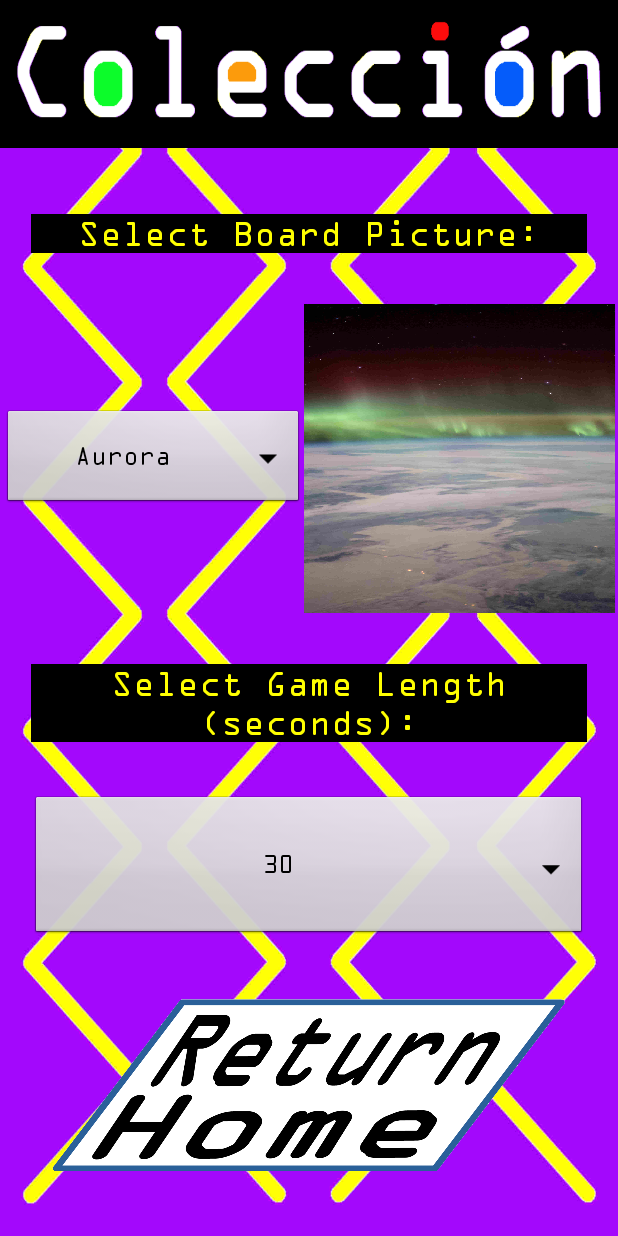
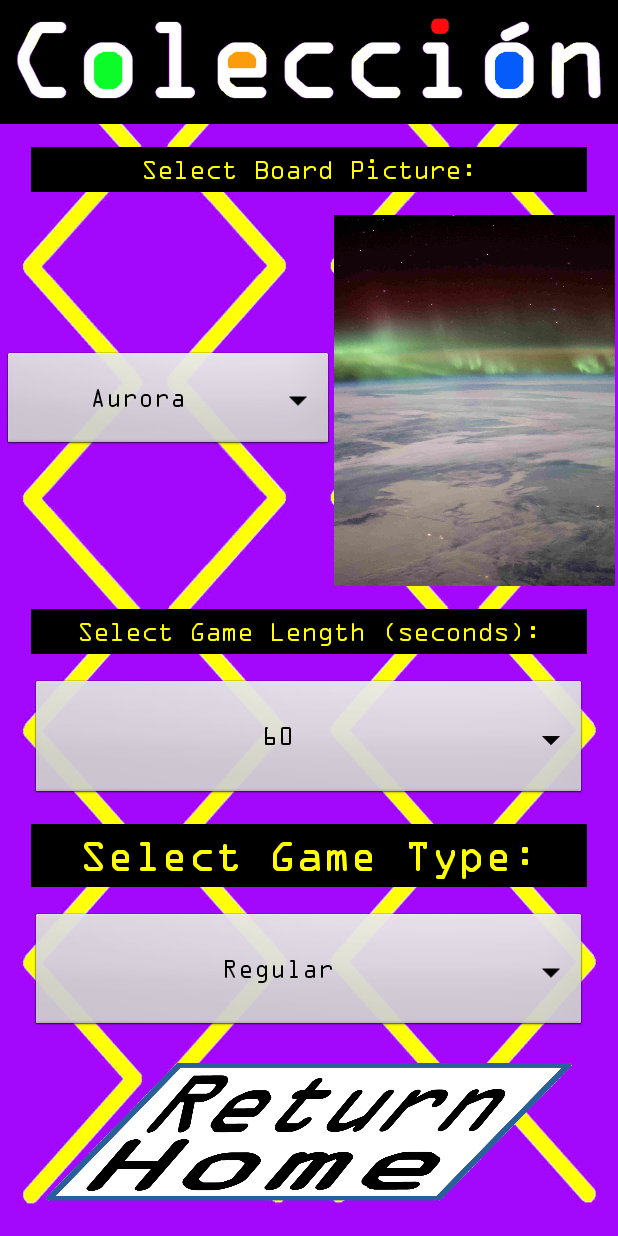
Before and after one commit to prophet18/Coleccion_Android, an Android app built with Jetpack Compose: the Settings screen opened directly, with no data from a screen before it, on a phone screen of 412 x 824 dp. Run offline under Robolectric (Android 15) with nearby library versions, the phone set to English and light mode, and no system bars.

Commit message:
game modes
.

```diff
--- a/app/src/main/java/coleccion/android/AllDatas.kt
+++ b/app/src/main/java/coleccion/android/AllDatas.kt
@@ -23,27 +23,27 @@ import android.view.WindowManager
 
 object AllDatas {
 
-    var boardBGinfo : String = "Aurora"
+    var boardBGinfo : String = ""
     var boardBGinfoSave : String = ""
-    var gameTimeInfo : Int = 30000
-    var gameTimeForm : Int = 30
+    var gameTimeForm : Int = 0
     var gameTimeFormSave : Int = 0
     var boardBGdrawable : Int = R.drawable.aurora_over_canada_2016
     var boardBGdrawableSave : Int = 0
     var gameScoreInfo : Int = 0
     var collectionHighScoring : Int = 0
     var collectionTotalTime : Int = 0
-    var timeRemaining : Long = 30000
+    var timeRemaining : Long = 0
     var highScores = File("/data/data/coleccion.android/files/coleccionHighScores.txt")
     var csvHighScores = File("/data/data/coleccion.android/files/coleccionHighScores.csv")
-    lateinit var finalTimer : CountDownTimer
+    // var finalTimer : CountDownTimer
     var scoreTrack = ScorePile()
     var scoreTrackSave = ScorePile()
     var indexKeep : MutableList<Int> = mutableListOf()
+    var gameType : String = ""
 
     fun createFile() {
         val dAndTime = "Date &\nTime" ;     val scoreString = "Score"
-        val gDuration = "Game\nDuration" ;  val bgStrins = "Background"
+        val gDuration = "Game\nDuration" ;  val bgStrins = "Background" ;  val gtStrins = "Game\nType"
 
         try {
             if (highScores.createNewFile() && csvHighScores.createNewFile()) {
@@ -53,10 +53,11 @@ object AllDatas {
                 val csvHS = BufferedWriter(FileWriter(csvHighScores, true))
                 // csvHS.write("$dAndTime,$scoreString,$gDuration,$bgStrins")
                 csvHS.write(escapeCsvCell(dAndTime) + "," + escapeCsvCell(scoreString) + "," +
-                        escapeCsvCell(gDuration) + "," + escapeCsvCell(bgStrins))
+                        escapeCsvCell(gDuration) + "," + escapeCsvCell(bgStrins) + "," + escapeCsvCell(gtStrins))
                 csvHS.newLine()
                 csvHS.close()
-                addHS.write("Date &\nTime" + " " + "Score" + " " + "Game\nDuration" + " " + "Background")
+                addHS.write("Date &\nTime" + " " + "Score" + " " + "Game\nDuration" + " " +
+                        "Background" + " " + "Game\nType")
                 addHS.newLine()
                 addHS.close()
 
@@ -77,12 +78,13 @@ object AllDatas {
             val currentDateTime = LocalDateTime.now()
             val formatter = DateTimeFormatter.ofPattern("ddMMMyyyy\nHH:mm")
             val formattedDateTime = currentDateTime.format(formatter)
-            addHS.write("$formattedDateTime $gameScoreInfo $gameTimeForm $boardBGinfo")
+            addHS.write("$formattedDateTime $gameScoreInfo $gameTimeForm $boardBGinfo $gameType")
             addHS.newLine()
             addHS.close()
             // csvHS.write("$formattedDateTime,$gameScoreInfo,$gameTimeForm,$boardBGinfo")
-            csvHS.write(escapeCsvCell(formattedDateTime) + "," + escapeCsvCell(gameScoreInfo.toString()) + "," +
-                    escapeCsvCell(gameTimeForm.toString()) + "," + escapeCsvCell(boardBGinfo))
+            csvHS.write(escapeCsvCell(formattedDateTime) + "," + escapeCsvCell(gameScoreInfo.toString()) +
+                    "," + escapeCsvCell(gameTimeForm.toString()) + "," + escapeCsvCell(boardBGinfo) + "," +
+                    escapeCsvCell(gameType))
             csvHS.newLine()
             csvHS.close()
 
--- a/app/src/main/java/coleccion/android/EntryScreen.kt
+++ b/app/src/main/java/coleccion/android/EntryScreen.kt
@@ -22,7 +22,6 @@ class EntryScreen : ComponentActivity() {
         val exitButton = findViewById<ImageButton>(R.id.exit_button)
 
         ngButton.setOnClickListener {
-            AllDatas.timeRemaining = AllDatas.gameTimeInfo.toLong()
             AllDatas.scoreTrack.clear()
             val intent1 = Intent(this, CardArea::class.java)
             startActivity(intent1)
--- a/app/src/main/java/coleccion/android/Settings.kt
+++ b/app/src/main/java/coleccion/android/Settings.kt
@@ -5,6 +5,7 @@ package coleccion.android
     Using Spinners, players can select the background and game duration they desire.
 */
 
+import android.annotation.SuppressLint
 import android.content.Intent
 import android.os.Build
 import android.os.Bundle
@@ -22,39 +23,50 @@ import androidx.constraintlayout.widget.ConstraintLayout
 class Settings : ComponentActivity() {
 
     lateinit var settingLayout: ConstraintLayout
-    private lateinit var spinning : Spinner
-    private lateinit var spinning2 : Spinner
+    private lateinit var bgSpinning : Spinner
+    private lateinit var timeSpinning : Spinner
+    private lateinit var gtSpinning : Spinner
     var bgChosen : ImageView? = null
     private var return2home : ImageButton? = null
     private lateinit var bSelect: TextView
     private lateinit var tSelect: TextView
+    private lateinit var gTimeSelect: TextView
     var backgrounds : Array<String> = emptyArray()
     var timeopts : Array<Int> = emptyArray()
     var bgSavings : String = ""
     var gameTime2 : Int = 0
+    var typeGame : Array<String> = emptyArray()
+    var typeGame2 : String = ""
 
     @RequiresApi(Build.VERSION_CODES.R)
     override fun onCreate(savedInstanceState: Bundle?) {
         super.onCreate(savedInstanceState)
         setContentView(R.layout.settings_screen)
 
-        backgrounds = arrayOf("Aurora", "Boston", "Space", "Sunset", "Mountains", "Forest", "Coast", "Starry Night", "River Scene", "Ukraine")
-        timeopts = arrayOf(30, 60, 90, 120, 150, 180, 210, 240, 270, 300)
+        backgrounds = arrayOf("Aurora", "Boston", "Space", "Sunset", "Mountains", "Forest",
+            "Coast", "Starry Night", "River Scene", "Ukraine")
+        timeopts = arrayOf(60, 120, 180, 240, 300)
+        typeGame = arrayOf("Regular", "Easy", "Hard")
 
-        spinning = findViewById(R.id.select_bg);        bgChosen = findViewById(R.id.bg_selected)
-        spinning2 = findViewById(R.id.select_datime);   return2home = findViewById(R.id.returns)
-        bSelect = findViewById(R.id.bg_select);         tSelect = findViewById(R.id.time2_select)
+        bgSpinning = findViewById(R.id.select_bg);   bgChosen = findViewById(R.id.bg_selected)
+        bSelect = findViewById(R.id.bg_select);      timeSpinning = findViewById(R.id.select_datime)
+        tSelect = findViewById(R.id.time2_select);   gtSpinning = findViewById(R.id.select_dagt)
+        gTimeSelect = findViewById(R.id.gt2_select); return2home = findViewById(R.id.returns)
         settingLayout = findViewById(R.id.newSettingsLayout)
 
-        val adapting = ArrayAdapter(this, R.layout.spinner_item, backgrounds)
-        adapting.setDropDownViewResource(R.layout.spinner_item)
-        spinning.adapter = adapting
+        val bgAdapting = ArrayAdapter(this, R.layout.spinner_item, backgrounds)
+        bgAdapting.setDropDownViewResource(R.layout.spinner_item)
+        bgSpinning.adapter = bgAdapting
 
-        val adapting2 = ArrayAdapter(this, R.layout.spinner_item, timeopts)
-        adapting2.setDropDownViewResource(R.layout.spinner_item)
-        spinning2.adapter = adapting2
+        val timeAdapting = ArrayAdapter(this, R.layout.spinner_item, timeopts)
+        timeAdapting.setDropDownViewResource(R.layout.spinner_item)
+        timeSpinning.adapter = timeAdapting
 
-        spinning.onItemSelectedListener = object : AdapterView.OnItemSelectedListener {
+        val gameAdapting = ArrayAdapter(this, R.layout.spinner_item, typeGame)
+        gameAdapting.setDropDownViewResource(R.layout.spinner_item)
+        gtSpinning.adapter = gameAdapting
+
+        bgSpinning.onItemSelectedListener = object : AdapterView.OnItemSelectedListener {
             override fun onItemSelected(parent: AdapterView<*>, view: View, position: Int, id: Long) {
                 bgSavings = backgrounds[position]
                 AllDatas.boardBGinfo = bgSavings
@@ -71,23 +83,31 @@ class Settings : ComponentActivity() {
                     9 -> { bgChosen?.setImageResource(R.drawable.ukrainelandscape2) ;                       AllDatas.boardBGdrawable = R.drawable.ukrainelandscape2 }
                 }
             }
-            override fun onNothingSelected(p0: AdapterView<*>?) {}
+            override fun onNothingSelected(parent: AdapterView<*>?) {}
         }
 
-        spinning2.onItemSelectedListener = object : AdapterView.OnItemSelectedListener {
+        timeSpinning.onItemSelectedListener = object : AdapterView.OnItemSelectedListener {
             override fun onItemSelected(parent: AdapterView<*>, view: View, position: Int, id: Long) {
                 gameTime2 = timeopts[position]
-                AllDatas.gameTimeInfo = gameTime2 * 1000
                 AllDatas.timeRemaining = (gameTime2 * 1000).toLong()
                 AllDatas.gameTimeForm = gameTime2
             }
-            override fun onNothingSelected(p0: AdapterView<*>?) {}
+            override fun onNothingSelected(parent: AdapterView<*>?) {}
         }
+
+        gtSpinning.onItemSelectedListener = object : AdapterView.OnItemSelectedListener {
+            override fun onItemSelected(parent: AdapterView<*>, view: View, position: Int, id: Long) {
+                typeGame2 = typeGame[position]
+                AllDatas.gameType = typeGame2
+            }
+            override fun onNothingSelected(parent: AdapterView<*>?) {}
+        }
+
         return2home!!.setOnClickListener { returningHome() }
 
         // Calculate text size based on the TextView dimensions
-        AllDatas.textSizing(this, bSelect, 0.04)
-        AllDatas.textSizing(this, tSelect, 0.04)
+        AllDatas.textSizing(this, bSelect, 0.03)
+        AllDatas.textSizing(this, tSelect, 0.03)
 
     }
 
--- a/app/src/main/res/layout/highscore_layout.xml
+++ b/app/src/main/res/layout/highscore_layout.xml
@@ -2,7 +2,8 @@
 
 <!-- XML setup and organization of items on the high score screen. -->
 
-<androidx.constraintlayout.widget.ConstraintLayout xmlns:android="http://schemas.android.com/apk/res/android"
+<androidx.constraintlayout.widget.ConstraintLayout
+    xmlns:android="http://schemas.android.com/apk/res/android"
     xmlns:app="http://schemas.android.com/apk/res-auto"
     xmlns:tools="http://schemas.android.com/tools"
     android:id="@+id/hsscreen_layout"
--- a/app/src/main/res/layout/settings_screen.xml
+++ b/app/src/main/res/layout/settings_screen.xml
@@ -2,7 +2,8 @@
 
 <!-- XML setup and organization of items on the settings screen. -->
 
-<androidx.constraintlayout.widget.ConstraintLayout xmlns:android="http://schemas.android.com/apk/res/android"
+<androidx.constraintlayout.widget.ConstraintLayout
+    xmlns:android="http://schemas.android.com/apk/res/android"
     xmlns:tools="http://schemas.android.com/tools"
     xmlns:app="http://schemas.android.com/apk/res-auto"
     android:id="@+id/newSettingsLayout"
@@ -24,26 +25,26 @@
         app:layout_constraintStart_toStartOf="parent"
         app:layout_constraintTop_toTopOf="parent"
         app:layout_constraintWidth_percent="1"
-        app:layout_constraintHeight_percent="0.12"/>
+        app:layout_constraintHeight_percent="0.1"/>
 
     <TextView
         android:id="@+id/bg_select"
         android:layout_width="0dp"
         android:layout_height="wrap_content"
-        android:layout_marginTop="10dp"
+        android:padding="5dp"
         android:contentDescription="@string/choose_game_background"
         android:fontFamily="@font/ocraextended"
         android:gravity="center"
         android:text="@string/choose_game_background"
         android:background="@color/black"
         android:textColor="@color/yellow"
-        android:textSize="45sp"
+        android:textSize="35sp"
         app:layout_constraintStart_toStartOf="parent"
         app:layout_constraintEnd_toEndOf="parent"
         app:layout_constraintTop_toBottomOf="@id/cologo2"
         app:layout_constraintBottom_toTopOf="@id/pRowTwo"
         app:layout_constraintWidth_percent="0.9"
-        app:layout_constraintHeight_percent="0.12"/>
+        app:layout_constraintHeight_percent="0.1"/>
 
     <TableRow
         android:id="@+id/pRowTwo"
@@ -55,7 +56,7 @@
         app:layout_constraintTop_toBottomOf="@+id/bg_select"
         app:layout_constraintBottom_toTopOf="@+id/time2_select"
         app:layout_constraintWidth_percent="0.99"
-        app:layout_constraintHeight_percent="0.25">
+        app:layout_constraintHeight_percent="0.3">
 
         <Spinner
             android:id="@+id/select_bg"
@@ -68,7 +69,7 @@
             android:layout_width="wrap_content"
             android:layout_height="wrap_content"
             android:scaleType="fitXY"
-            android:layout_weight="10"
+            android:layout_weight="1000"
             android:contentDescription="@string/choose_game_background" />
 
     </TableRow>
@@ -77,6 +78,7 @@
         android:id="@+id/time2_select"
         android:layout_width="0dp"
         android:layout_height="wrap_content"
+        android:padding="5dp"
         android:layout_gravity="center"
         android:contentDescription="@string/time"
         android:fontFamily="@font/ocraextended"
@@ -84,13 +86,13 @@
         android:text="@string/choose_gt"
         android:background="@color/black"
         android:textColor="@color/yellow"
-        android:textSize="35sp"
+        android:textSize="30sp"
         app:layout_constraintStart_toStartOf="parent"
         app:layout_constraintEnd_toEndOf="parent"
         app:layout_constraintTop_toBottomOf="@id/pRowTwo"
         app:layout_constraintBottom_toTopOf="@id/select_datime"
         app:layout_constraintWidth_percent="0.9"
-        app:layout_constraintHeight_percent="0.12"/>
+        app:layout_constraintHeight_percent="0.1"/>
 
     <Spinner
         android:id="@+id/select_datime"
@@ -99,9 +101,40 @@
         app:layout_constraintStart_toStartOf="parent"
         app:layout_constraintEnd_toEndOf="parent"
         app:layout_constraintTop_toBottomOf="@id/time2_select"
+        app:layout_constraintBottom_toTopOf="@id/gt2_select"
+        app:layout_constraintWidth_percent="0.9"
+        app:layout_constraintHeight_percent="0.1" />
+
+    <TextView
+        android:id="@+id/gt2_select"
+        android:layout_width="0dp"
+        android:layout_height="wrap_content"
+        android:padding="5dp"
+        android:layout_gravity="center"
+        android:contentDescription="@string/gtype"
+        android:fontFamily="@font/ocraextended"
+        android:gravity="center"
+        android:text="@string/choose_gtype"
+        android:background="@color/black"
+        android:textColor="@color/yellow"
+        android:textSize="30sp"
+        app:layout_constraintStart_toStartOf="parent"
+        app:layout_constraintEnd_toEndOf="parent"
+        app:layout_constraintTop_toBottomOf="@id/select_datime"
+        app:layout_constraintBottom_toTopOf="@id/select_dagt"
+        app:layout_constraintWidth_percent="0.9"
+        app:layout_constraintHeight_percent="0.1"/>
+
+    <Spinner
+        android:id="@+id/select_dagt"
+        android:layout_width="0dp"
+        android:layout_height="0dp"
+        app:layout_constraintStart_toStartOf="parent"
+        app:layout_constraintEnd_toEndOf="parent"
+        app:layout_constraintTop_toBottomOf="@id/gt2_select"
         app:layout_constraintBottom_toTopOf="@id/returns"
         app:layout_constraintWidth_percent="0.9"
-        app:layout_constraintHeight_percent="0.12" />
+        app:layout_constraintHeight_percent="0.1" />
 
     <ImageButton
         android:id="@+id/returns"
@@ -109,16 +142,16 @@
         android:layout_width="0dp"
         android:layout_height="0dp"
         android:scaleType="fitXY"
-        android:paddingStart="10dp"
-        android:paddingEnd="10dp"
+        android:paddingStart="5dp"
+        android:paddingEnd="5dp"
         android:layout_marginBottom="5dp"
         android:src="@drawable/return_home1"
         android:background="@android:color/transparent"
         app:layout_constraintBottom_toBottomOf="parent"
         app:layout_constraintEnd_toEndOf="parent"
         app:layout_constraintStart_toStartOf="parent"
-        app:layout_constraintTop_toBottomOf="@+id/select_datime"
+        app:layout_constraintTop_toBottomOf="@+id/select_dagt"
         app:layout_constraintWidth_percent="0.9"
-        app:layout_constraintHeight_percent="0.15"/>
+        app:layout_constraintHeight_percent="0.12"/>
 
 </androidx.constraintlayout.widget.ConstraintLayout>
--- a/app/src/main/res/values/strings.xml
+++ b/app/src/main/res/values/strings.xml
@@ -12,6 +12,7 @@
     <string name="score">Score</string>
     <string name="game_time_left_seconds">Clock Count</string>
     <string name="time">Time</string>
+    <string name="gtype">Game Type</string>
     <string name="pause_button">Break</string>
     <string name="randomize_button">Swap</string>
     <string name="randomize_cards">Randomize Cards</string>
@@ -36,6 +37,7 @@
     <string name="back_to_help_1">Back To help 1</string>
     <string name="choose_game_background">Select Board Picture:</string>
     <string name="choose_gt">Select Game Length (seconds):</string>
+    <string name="choose_gtype">Select Game Type:</string>
     <string name="scoretwo">Score</string>
     <string name="hint">Assistance</string>
     <string name="examples">\u00A0Card Examples\u00A0</string>
```
Also changed, not shown: app/build.gradle.kts (+10 -7 lines), app/src/main/java/coleccion/android/CardArea.kt (+79 -35 lines), app/src/main/java/coleccion/android/EasyMode.kt (added, +24 -0 lines), app/src/main/java/coleccion/android/Settings2.kt (added, +114 -0 lines), app/src/main/res/layout/sscreen2.xml (added, +54 -0 lines).
